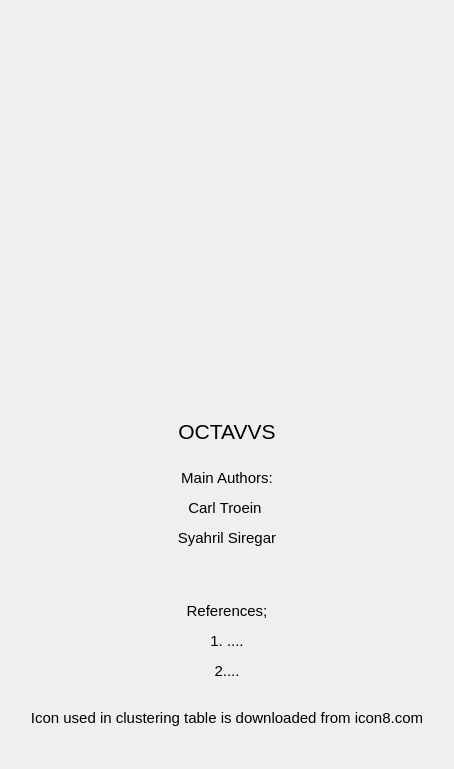
Old version of the form octavvs/mcr/about.ui in the repository ctroein/octavvs.
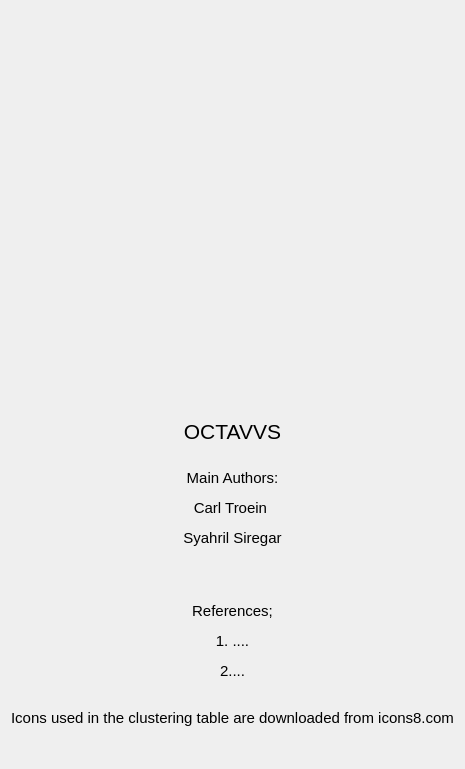
New version of the form. Icons and pictures are not drawn.

Commit message: reorganize the GUI and fixed the clustering progress bar

```diff
--- a/octavvs/mcr/about.ui
+++ b/octavvs/mcr/about.ui
@@ -6,7 +6,7 @@
    <rect>
     <x>0</x>
     <y>0</y>
-    <width>454</width>
+    <width>455</width>
     <height>769</height>
    </rect>
   </property>
@@ -63,7 +63,7 @@
      <item>
       <widget class="QLabel" name="label">
        <property name="text">
-        <string>&lt;html&gt;&lt;head/&gt;&lt;body&gt;&lt;p align=&quot;center&quot;&gt;&lt;span style=&quot; font-size:16pt;&quot;&gt;OCTAVVS&lt;/span&gt;&lt;br/&gt;&lt;/p&gt;&lt;p align=&quot;center&quot;&gt;&lt;span style=&quot; font-size:11pt;&quot;&gt;Main Authors:&lt;/span&gt;&lt;/p&gt;&lt;p align=&quot;center&quot;&gt;&lt;span style=&quot; font-size:11pt;&quot;&gt;Carl Troein &lt;/span&gt;&lt;/p&gt;&lt;p align=&quot;center&quot;&gt;&lt;span style=&quot; font-size:11pt;&quot;&gt;Syahril Siregar&lt;/span&gt;&lt;/p&gt;&lt;p align=&quot;center&quot;&gt;&lt;span style=&quot; font-size:11pt;&quot;&gt;&lt;br/&gt;&lt;/span&gt;&lt;/p&gt;&lt;p align=&quot;center&quot;&gt;&lt;span style=&quot; font-size:11pt;&quot;&gt;References;&lt;/span&gt;&lt;/p&gt;&lt;p align=&quot;center&quot;&gt;&lt;span style=&quot; font-size:11pt;&quot;&gt;1. ....&lt;/span&gt;&lt;/p&gt;&lt;p align=&quot;center&quot;&gt;&lt;span style=&quot; font-size:11pt;&quot;&gt;2....&lt;/span&gt;&lt;/p&gt;&lt;p align=&quot;center&quot;&gt;&lt;span style=&quot; font-size:11pt;&quot;&gt;&lt;br/&gt;Icon used in clustering table is downloaded from icon8.com&lt;/span&gt;&lt;/p&gt;&lt;/body&gt;&lt;/html&gt;</string>
+        <string>&lt;html&gt;&lt;head/&gt;&lt;body&gt;&lt;p align=&quot;center&quot;&gt;&lt;span style=&quot; font-size:16pt;&quot;&gt;OCTAVVS&lt;/span&gt;&lt;br/&gt;&lt;/p&gt;&lt;p align=&quot;center&quot;&gt;&lt;span style=&quot; font-size:11pt;&quot;&gt;Main Authors:&lt;/span&gt;&lt;/p&gt;&lt;p align=&quot;center&quot;&gt;&lt;span style=&quot; font-size:11pt;&quot;&gt;Carl Troein &lt;/span&gt;&lt;/p&gt;&lt;p align=&quot;center&quot;&gt;&lt;span style=&quot; font-size:11pt;&quot;&gt;Syahril Siregar&lt;/span&gt;&lt;/p&gt;&lt;p align=&quot;center&quot;&gt;&lt;span style=&quot; font-size:11pt;&quot;&gt;&lt;br/&gt;&lt;/span&gt;&lt;/p&gt;&lt;p align=&quot;center&quot;&gt;&lt;span style=&quot; font-size:11pt;&quot;&gt;References;&lt;/span&gt;&lt;/p&gt;&lt;p align=&quot;center&quot;&gt;&lt;span style=&quot; font-size:11pt;&quot;&gt;1. ....&lt;/span&gt;&lt;/p&gt;&lt;p align=&quot;center&quot;&gt;&lt;span style=&quot; font-size:11pt;&quot;&gt;2....&lt;/span&gt;&lt;/p&gt;&lt;p align=&quot;center&quot;&gt;&lt;span style=&quot; font-size:11pt;&quot;&gt;&lt;br/&gt;Icons used in the clustering table are downloaded from icons8.com&lt;/span&gt;&lt;/p&gt;&lt;/body&gt;&lt;/html&gt;</string>
        </property>
       </widget>
      </item>
```
Left out of the diff: 8 changed lines with no effect on the pictures. The commit also changes 18 other files.
